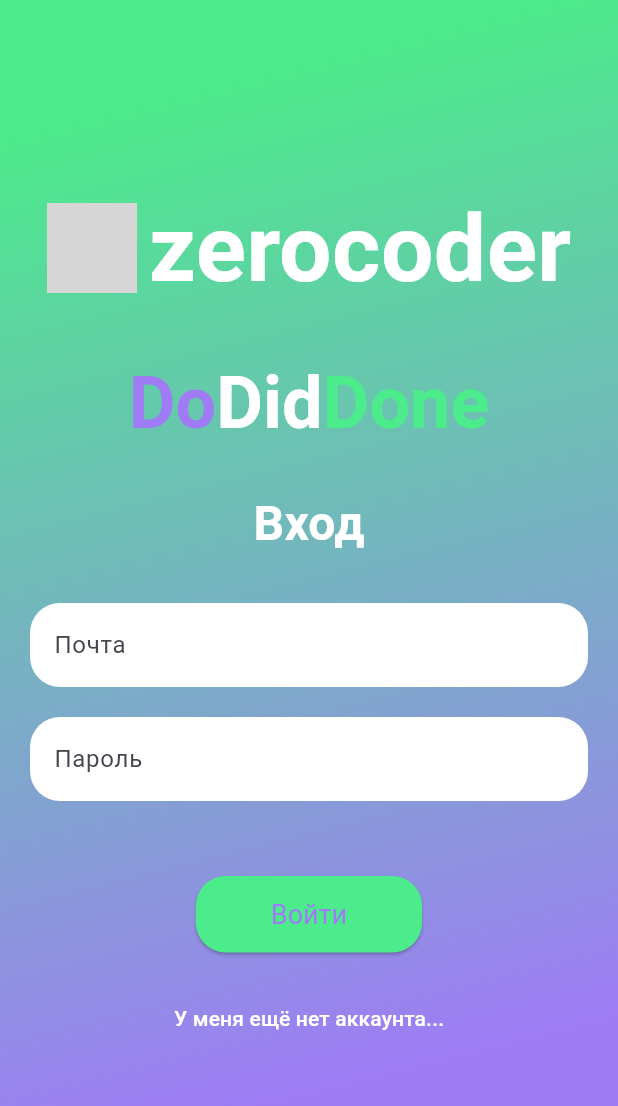
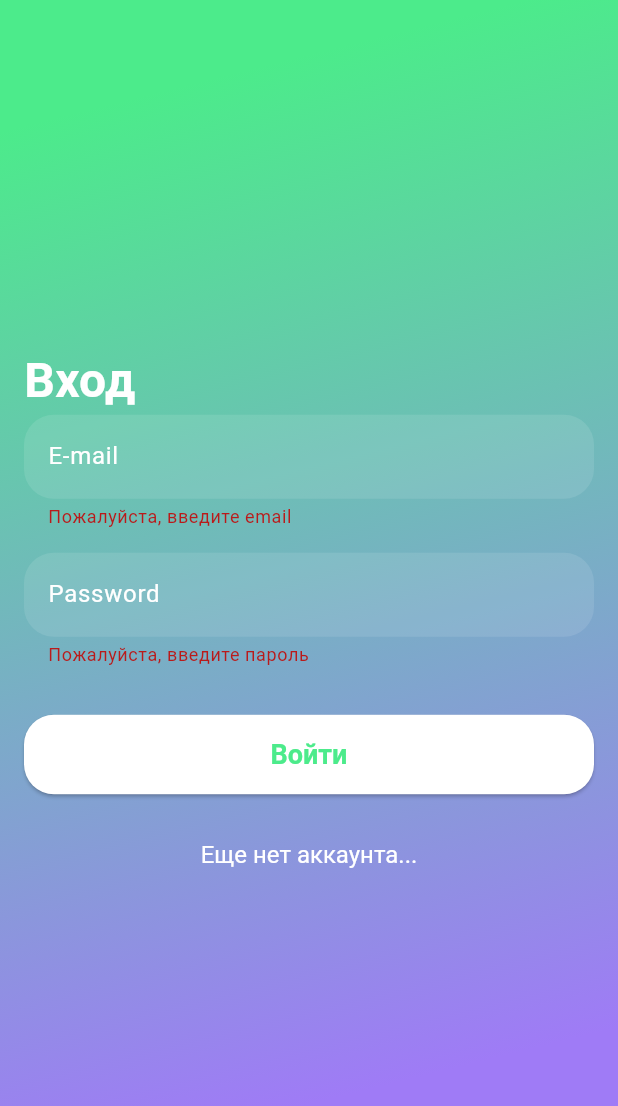
Before and after one commit to ssmorodin/0zc_dodiddone, a Flutter app: the screen it shows after launch, after a tap on "Войти", on a phone screen of 412 x 824 dp. Shown: the top 1106 px of the screen. Run offline on Flutter 3.47's test engine with Material 3 defaults, Android fonts, the phone set to English and light mode, and no system bars; grey boxes are pictures that could not be loaded.

Commit message:
login page

```diff
--- a/lib/app/app.dart
+++ b/lib/app/app.dart
@@ -10,7 +10,7 @@ class MyApp extends StatelessWidget {
     return MaterialApp(
       title: 'Flutter Demo',
       theme: DoDidDoneTheme.lightTheme,
-      home: const LoginPage(),
+      home: LoginPage(),
     );
   }
 }
--- a/lib/main.dart
+++ b/lib/main.dart
@@ -1,6 +1,8 @@
 import 'package:flutter/material.dart';
+import 'package:flutter/rendering.dart';
 import 'package:zc_dodiddone/app/app.dart';
 
 void main() {
+  // debugPaintSizeEnabled = true; // Включить отладку отрисовки
   runApp(const MyApp());
 }
--- a/lib/pages/login_page.dart
+++ b/lib/pages/login_page.dart
@@ -1,15 +1,30 @@
 import 'package:flutter/material.dart';
-import '../theme/theme.dart';
+import 'package:zc_dodiddone/theme/theme.dart';
 
 class LoginPage extends StatefulWidget {
-  const LoginPage({Key? key}) : super(key: key);
+  const LoginPage({super.key});
   @override
   State<LoginPage> createState() => _LoginPageState();
 }
+
 class _LoginPageState extends State<LoginPage> {
+  final _formKey = GlobalKey<FormState>();
+  final _emailController = TextEditingController();
+  final _passwordController = TextEditingController();
   bool isLogin = true; // Флаг для определения режима (вход/регистрация)
+
+  @override
+  void dispose() {
+    _emailController.dispose();
+    _passwordController.dispose();
+    super.dispose();
+  }
+
   @override
   Widget build(BuildContext context) {
+    final primaryColor = DoDidDoneTheme.lightTheme.primaryColor;
+    final secondaryColor = DoDidDoneTheme.lightTheme.colorScheme.secondary;
+
     return Scaffold(
       body: Container(
         decoration: BoxDecoration(
@@ -18,70 +33,24 @@ class _LoginPageState extends State<LoginPage> {
             end: Alignment.bottomCenter,
             colors: isLogin
                 ? [
-                    DoDidDoneTheme.lightTheme.colorScheme.secondary,
-                    DoDidDoneTheme.lightTheme.colorScheme.primary,
+                    secondaryColor,
+                    primaryColor,
                   ]
                 : [
-                    DoDidDoneTheme.lightTheme.colorScheme.primary,
-                    DoDidDoneTheme.lightTheme.colorScheme.secondary,
+                    primaryColor,
+                    secondaryColor,
                   ],
             stops: const [0.1, 0.9], // Основной цвет занимает 90%
           ),
         ),
         child: Padding(
-          padding: const EdgeInsets.all(20.0),
+          padding: const EdgeInsets.all(16.0),
+          child: Form(
+            key: _formKey,
             child: Column(
               mainAxisAlignment: MainAxisAlignment.center,
+              crossAxisAlignment: CrossAxisAlignment.stretch,
               children: [
-              Row(
-                mainAxisAlignment: MainAxisAlignment.center,
-                children: [
-                  Image.asset(
-                    'assets/0qode_symbol_1.png', // Замените на правильный путь к файлу
-                    height: 60, // Устанавливаем высоту изображения
-                  ),
-                  const SizedBox(width: 8),
-                  // Добавляем текст "zerocoder"
-                  Text(
-                    'zerocoder',
-                    style: TextStyle(
-                      fontSize: 62,
-                      fontWeight: FontWeight.bold,
-                      color: Colors.white, // Белый цвет текста
-                    ),
-                  ),
-                ],
-              ),
-              const SizedBox(height: 30),
-              // Добавляем текст "Do"
-              RichText(
-                text: TextSpan(
-                  style: const TextStyle(
-                    fontSize: 48,
-                    fontWeight: FontWeight.bold,
-                  ),
-                  children: [
-                    TextSpan(
-                      text: 'Do',
-                      style: TextStyle(
-                        color: DoDidDoneTheme.lightTheme.colorScheme.primary,
-                      ),
-                    ),
-                    const TextSpan(
-                      text: 'Did',
-                      style: TextStyle(color: Colors.white),
-                    ),
-                    TextSpan(
-                      text: 'Done',
-                      style: TextStyle(
-                        color: DoDidDoneTheme.lightTheme.colorScheme.secondary,
-                      ),
-                    ),
-                  ],
-                ),
-              ),
-              const SizedBox(height: 30),
-              // Заголовок
                 Text(
                   isLogin ? 'Вход' : 'Регистрация',
                   style: const TextStyle(
@@ -90,84 +59,90 @@ class _LoginPageState extends State<LoginPage> {
                     color: Colors.white,
                   ),
                 ),
-              const SizedBox(height: 30),
-              // Поле логина/почты
-              const TextField(
+                TextFormField(
+                  controller: _emailController,
                   decoration: InputDecoration(
-                  hintText: 'Почта',
+                    labelText: 'E-mail',
+                    labelStyle: const TextStyle(color: Colors.white),
                     filled: true,
-                  fillColor: Colors.white,
-                  border: OutlineInputBorder(
+                    fillColor: Colors.white.withOpacity(0.1), // Изменено
+                    border: const OutlineInputBorder(
+                      borderSide: BorderSide.none,
                       borderRadius: BorderRadius.all(Radius.circular(20)),
-                    borderSide: BorderSide.none,
                     ),
                   ),
+                  validator: (value) {
+                    if (value == null || value.isEmpty) {
+                      return 'Пожалуйста, введите email';
+                    }
+                    if (!value.contains('@')) {
+                      return 'Неверный формат email';
+                    }
+                    return null;
+                  },
                 ),
-              const SizedBox(height: 20),
-              // Поле пароля
-              const TextField(
+                const SizedBox(height: 16),
+                TextFormField(
+                  controller: _passwordController,
                   obscureText: true,
                   decoration: InputDecoration(
-                  hintText: 'Пароль',
+                    labelText: 'Password',
+                    labelStyle: TextStyle(color: Colors.white),
                     filled: true,
-                  fillColor: Colors.white,
-                  border: OutlineInputBorder(
+                    fillColor: Colors.white.withOpacity(0.1), // Изменено
+                    border: const OutlineInputBorder(
+                      borderSide: BorderSide.none,
                       borderRadius: BorderRadius.all(Radius.circular(20)),
-                    borderSide: BorderSide.none,
                     ),
                   ),
+                  validator: (value) {
+                    if (value == null || value.isEmpty) {
+                      return 'Пожалуйста, введите пароль';
+                    }
+                    return null;
+                  },
                 ),
-              const SizedBox(height: 20),
-              // **Новое поле "Повторить пароль"**
-              if (!isLogin) // Отображаем только при регистрации
-                const TextField(
-                  obscureText: true,
-                  decoration: InputDecoration(
-                    hintText: 'Повторить пароль',
-                    filled: true,
-                    fillColor: Colors.white,
-                    border: OutlineInputBorder(
-                      borderRadius: BorderRadius.all(Radius.circular(20)),
-                      borderSide: BorderSide.none,
-                    ),
-                  ),
-                ),
-              const SizedBox(height: 30),
-              // Кнопка "Войти"
+                const SizedBox(height: 32),
                 ElevatedButton(
                   onPressed: () {
-                  Navigator.pushReplacement(
-                      context,
-                      MaterialPageRoute(
-                          builder: (context) => const LoginPage()));
+                    if (_formKey.currentState!.validate()) {
+                      // Обработка входа/регистрации
+                      // ...
+                    }
                   },
                   style: ElevatedButton.styleFrom(
-                  backgroundColor: !isLogin
-                      ? DoDidDoneTheme.lightTheme.colorScheme.primary
-                      : DoDidDoneTheme.lightTheme.colorScheme.secondary,
-                  padding:
-                      const EdgeInsets.symmetric(horizontal: 50, vertical: 15),
-                  textStyle: const TextStyle(fontSize: 18),
+                    backgroundColor: Colors.white,
+                    foregroundColor: isLogin ? secondaryColor : primaryColor,
+                    padding: const EdgeInsets.symmetric(vertical: 16),
+                    textStyle: TextStyle(
+                      fontSize: 18,
+                      fontWeight: FontWeight.bold
+                    ),
                     shape: RoundedRectangleBorder(
                       borderRadius: BorderRadius.circular(20),
                     ),
                   ),
                   child: Text(isLogin ? 'Войти' : 'Зарегистрироваться'),
                 ),
-              const SizedBox(height: 20),
-              // Кнопка перехода на другую страницу
+                const SizedBox(height: 16),
                 TextButton(
                   onPressed: () {
+                    // Переход на другой фрейм
                     setState(() {
                       isLogin = !isLogin;
                     });
                   },
-                child: Text(
-                  isLogin
-                      ? 'У меня ещё нет аккаунта...'
+                  style: TextButton.styleFrom(
+                    textStyle: const TextStyle(
+                      color: Colors.white, // Изменено
+                      fontSize: 16,
+                    ),
+                  ),
+                  child: Text(isLogin
+                      ? 'Еще нет аккаунта...'
                       : 'Уже есть аккаунт...',
                       style: const TextStyle(
-                    color: Colors.white,
+                        color: Colors.white, // Изменено
                       ),
                   ),
                 ),
@@ -175,6 +150,7 @@ class _LoginPageState extends State<LoginPage> {
             ),
           ),
         ),
+      ),
     );
   }
 }
--- a/pubspec.yaml
+++ b/pubspec.yaml
@@ -32,6 +32,7 @@ dependencies:
     sdk: flutter
 
 
+
   # The following adds the Cupertino Icons font to your application.
   # Use with the CupertinoIcons class for iOS style icons.
   cupertino_icons: ^1.0.6
@@ -59,7 +60,8 @@ flutter:
   uses-material-design: true
 
   # To add assets to your application, add an assets section, like this:
-  # assets:
+  assets:
+    - assets/ # This line tells Flutter to look for assets in the 'assets' folder
   #   - images/a_dot_burr.jpeg
   #   - images/a_dot_ham.jpeg
 
```
Lines whose indentation alone changed are shown as unchanged.
